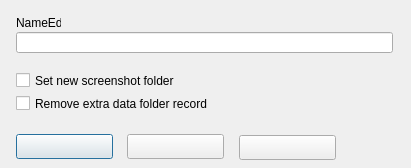
Above: src/forms/CopyProfileFormUnit.ui from Eldricos/D-Fend-Reborn before the change. Below: the same form after it.
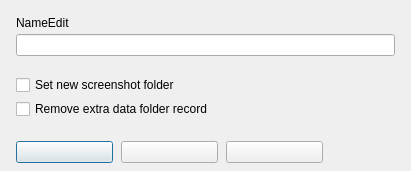
That is the form after the change.

Commit message: Remaining dialogs: Qt layouts instead of fixed pixel positions

The edit to the form file:
```diff
--- a/src/forms/CopyProfileFormUnit.ui
+++ b/src/forms/CopyProfileFormUnit.ui
@@ -9,48 +9,133 @@
     <property name="vclKeyPreview" stdset="0"><bool>true</bool></property>
     <property name="vclDesignWidth" stdset="0"><number>411</number></property>
     <property name="vclDesignHeight" stdset="0"><number>168</number></property>
-    <widget class="QLineEdit" name="NameEdit">
-      <property name="geometry"><rect><x>16</x><y>32</y><width>377</width><height>21</height></rect></property>
-    </widget>
+    <layout class="QVBoxLayout" name="CopyProfileForm_Layout" stretch="0,0,0,0,0,1">
+      <property name="leftMargin"><number>16</number></property>
+      <property name="topMargin"><number>16</number></property>
+      <property name="rightMargin"><number>16</number></property>
+      <property name="bottomMargin"><number>8</number></property>
+      <property name="spacing"><number>0</number></property>
+      <item>
+        <layout class="QGridLayout" name="CopyProfileForm_Section1" columnstretch="0,1">
+          <property name="leftMargin"><number>0</number></property>
+          <property name="topMargin"><number>0</number></property>
+          <property name="rightMargin"><number>0</number></property>
+          <property name="bottomMargin"><number>0</number></property>
+          <property name="horizontalSpacing"><number>8</number></property>
+          <property name="verticalSpacing"><number>4</number></property>
+          <item row="0" column="0" colspan="2">
     <widget class="QLabel" name="NameEdit_EditLabel">
-      <property name="geometry"><rect><x>16</x><y>16</y><width>45</width><height>13</height></rect></property>
       <property name="text"><string>NameEdit</string></property>
       <property name="textFormat"><enum>Qt::PlainText</enum></property>
       <property name="vclAutoSize" stdset="0"><bool>true</bool></property>
       <property name="vclFocusControl" stdset="0"><string notr="true">NameEdit</string></property>
       <property name="vclLabeledEditOf" stdset="0"><string notr="true">NameEdit</string></property>
     </widget>
+          </item>
+          <item row="1" column="0" colspan="2">
+            <widget class="QLineEdit" name="NameEdit">
+      </widget>
+          </item>
+          <item row="0" column="1">
+            <spacer name="CopyProfileForm_Section1_HFill">
+              <property name="orientation"><enum>Qt::Horizontal</enum></property>
+              <property name="sizeHint" stdset="0"><size><width>0</width><height>0</height></size></property>
+            </spacer>
+          </item>
+        </layout>
+      </item>
+      <item>
+        <spacer name="CopyProfileForm_Gap1">
+          <property name="orientation"><enum>Qt::Vertical</enum></property>
+          <property name="sizeType"><enum>QSizePolicy::Fixed</enum></property>
+          <property name="sizeHint" stdset="0"><size><width>0</width><height>19</height></size></property>
+        </spacer>
+      </item>
+      <item>
+        <layout class="QGridLayout" name="CopyProfileForm_Section2" columnstretch="0,1">
+          <property name="leftMargin"><number>0</number></property>
+          <property name="topMargin"><number>0</number></property>
+          <property name="rightMargin"><number>0</number></property>
+          <property name="bottomMargin"><number>0</number></property>
+          <property name="horizontalSpacing"><number>8</number></property>
+          <property name="verticalSpacing"><number>4</number></property>
+          <item row="0" column="0" colspan="2">
+            <widget class="QCheckBox" name="UpdateScreenshotFolderCheckBox">
+              <property name="text"><string>Set new screenshot folder</string></property>
+            </widget>
+          </item>
+          <item row="1" column="0" colspan="2">
+            <widget class="QCheckBox" name="RemoveDataFolderRecordCheckBox">
+              <property name="text"><string>Remove extra data folder record</string></property>
+            </widget>
+          </item>
+          <item row="0" column="1">
+            <spacer name="CopyProfileForm_Section2_HFill">
+              <property name="orientation"><enum>Qt::Horizontal</enum></property>
+              <property name="sizeHint" stdset="0"><size><width>0</width><height>0</height></size></property>
+            </spacer>
+          </item>
+        </layout>
+      </item>
+      <item>
+        <spacer name="CopyProfileForm_Gap2">
+          <property name="orientation"><enum>Qt::Vertical</enum></property>
+          <property name="sizeType"><enum>QSizePolicy::Fixed</enum></property>
+          <property name="sizeHint" stdset="0"><size><width>0</width><height>22</height></size></property>
+        </spacer>
+      </item>
+      <item>
+        <layout class="QGridLayout" name="CopyProfileForm_Section3" columnstretch="0,0,0,1">
+          <property name="leftMargin"><number>0</number></property>
+          <property name="topMargin"><number>0</number></property>
+          <property name="rightMargin"><number>0</number></property>
+          <property name="bottomMargin"><number>0</number></property>
+          <property name="horizontalSpacing"><number>8</number></property>
+          <property name="verticalSpacing"><number>4</number></property>
+          <item row="0" column="0" alignment="Qt::AlignLeft">
     <widget class="QPushButton" name="OKButton">
-      <property name="geometry"><rect><x>16</x><y>134</y><width>97</width><height>25</height></rect></property>
-      <property name="text"><string></string></property>
+              <property name="text"><string /></property>
       <property name="autoDefault"><bool>false</bool></property>
       <property name="vclKind" stdset="0"><string notr="true">bkOK</string></property>
       <property name="default"><bool>true</bool></property>
       <property name="vclModalResult" stdset="0"><string notr="true">mrOk</string></property>
-    </widget>
+              <property name="minimumSize"><size><width>97</width><height>0</height></size></property>
+            </widget>
+          </item>
+          <item row="0" column="1" alignment="Qt::AlignLeft">
     <widget class="QPushButton" name="CancelButton">
-      <property name="geometry"><rect><x>127</x><y>134</y><width>97</width><height>25</height></rect></property>
-      <property name="text"><string></string></property>
+              <property name="text"><string /></property>
       <property name="autoDefault"><bool>false</bool></property>
       <property name="vclKind" stdset="0"><string notr="true">bkCancel</string></property>
       <property name="vclCancel" stdset="0"><bool>true</bool></property>
       <property name="vclModalResult" stdset="0"><string notr="true">mrCancel</string></property>
-    </widget>
-    <widget class="QCheckBox" name="UpdateScreenshotFolderCheckBox">
-      <property name="geometry"><rect><x>16</x><y>72</y><width>377</width><height>17</height></rect></property>
-      <property name="text"><string>Set new screenshot folder</string></property>
-    </widget>
-    <widget class="QCheckBox" name="RemoveDataFolderRecordCheckBox">
-      <property name="geometry"><rect><x>16</x><y>95</y><width>369</width><height>17</height></rect></property>
-      <property name="text"><string>Remove extra data folder record</string></property>
-    </widget>
+              <property name="minimumSize"><size><width>97</width><height>0</height></size></property>
+            </widget>
+          </item>
+          <item row="0" column="2" alignment="Qt::AlignLeft">
     <widget class="QPushButton" name="HelpButton">
-      <property name="geometry"><rect><x>239</x><y>135</y><width>97</width><height>25</height></rect></property>
-      <property name="text"><string></string></property>
+              <property name="text"><string /></property>
       <property name="autoDefault"><bool>false</bool></property>
       <property name="vclKind" stdset="0"><string notr="true">bkHelp</string></property>
       <property name="vclOnClick" stdset="0"><string notr="true">HelpButtonClick</string></property>
-    </widget>
+              <property name="minimumSize"><size><width>97</width><height>0</height></size></property>
+            </widget>
+          </item>
+          <item row="0" column="3">
+            <spacer name="CopyProfileForm_Section3_HFill">
+              <property name="orientation"><enum>Qt::Horizontal</enum></property>
+              <property name="sizeHint" stdset="0"><size><width>0</width><height>0</height></size></property>
+            </spacer>
+          </item>
+        </layout>
+      </item>
+      <item>
+        <spacer name="CopyProfileForm_VFill">
+          <property name="orientation"><enum>Qt::Vertical</enum></property>
+          <property name="sizeHint" stdset="0"><size><width>0</width><height>0</height></size></property>
+        </spacer>
+      </item>
+    </layout>
   </widget>
   <tabstops>
     <tabstop>NameEdit</tabstop>
```
Left out of the diff: 7 changed lines with no effect on the pictures. Lines whose indentation alone changed are shown as unchanged. The commit also changes 102 other files.
